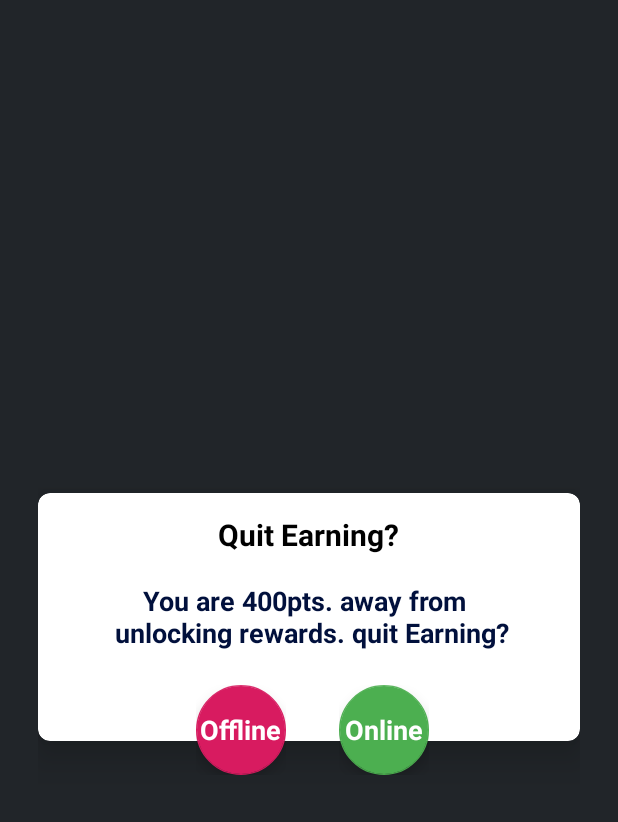
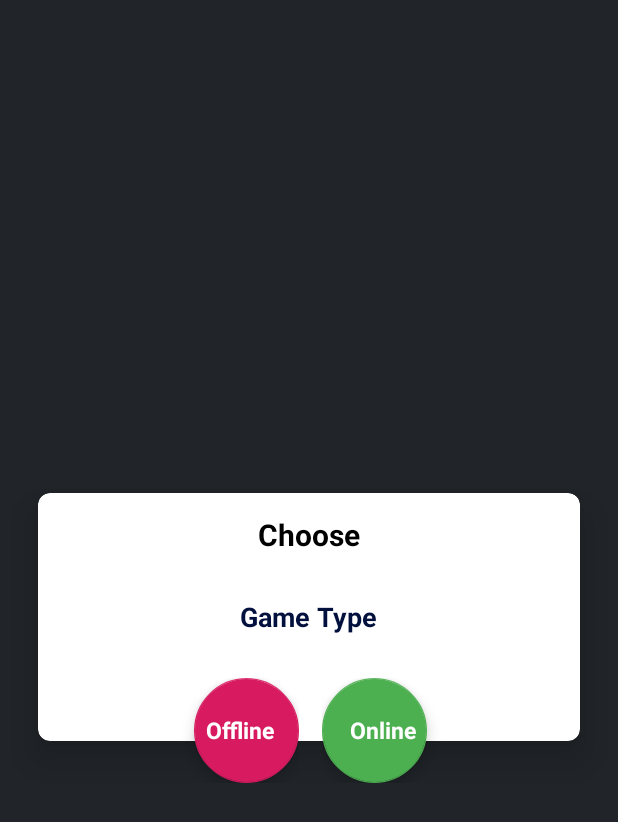
Before and after one commit to ShaniGeva12/EasyQuizy_App, an Android app: the layout login_dialog_layout.xml on its own in the app's theme, with its tools: preview values and no code run, on a phone screen of 412 x 824 dp. Shown: the top 822 px of the screen. Run offline under Robolectric (Android 15) with nearby library versions, the phone set to English and light mode, and no system bars.

Commit message:
Choose game type dialog updated

```diff
--- a/app/src/main/res/layout/activity_login_page.xml
+++ b/app/src/main/res/layout/activity_login_page.xml
@@ -167,7 +167,7 @@
                 android:id="@+id/name_et"
                 android:layout_width="wrap_content"
                 android:layout_height="wrap_content"
-                android:hint="write your name here"
+                android:hint="@string/write_yr_name"
                 android:inputType="textPersonName"
                 android:layout_below="@id/name_entering"
 
@@ -190,7 +190,7 @@
                 android:id="@+id/age_et"
                 android:layout_width="wrap_content"
                 android:layout_height="wrap_content"
-                android:hint="write your age here"
+                android:hint="@string/write_age"
                 android:inputType="number"
                 android:layout_below="@id/age_entering"
 
--- a/app/src/main/res/layout/activity_main.xml
+++ b/app/src/main/res/layout/activity_main.xml
@@ -104,7 +104,7 @@
                     android:layout_marginBottom="20dp"
 
                     android:background="@drawable/button_bg_rounded_corners"
-                    android:text="PLAY"
+                    android:text="@string/play"
                     android:textColor="@color/text_color_thirdly" />
             </RelativeLayout>
 
--- a/app/src/main/res/layout/login_dialog_layout.xml
+++ b/app/src/main/res/layout/login_dialog_layout.xml
@@ -5,8 +5,8 @@
     android:layout_width="match_parent"
     android:layout_height="250dp"
     android:layout_gravity="center"
-    android:layout_marginLeft="25dp"
-    android:layout_marginRight="25dp"
+    android:layout_marginLeft="5dp"
+    android:layout_marginRight="5dp"
     android:gravity="center">
 
     <LinearLayout
@@ -20,6 +20,13 @@
             android:layout_width="match_parent"
             android:layout_height="165dp"
             android:layout_gravity="center"
+
+            android:layout_marginStart="20dp"
+            android:layout_marginEnd="20dp"
+
+            android:paddingStart="40dp"
+            android:paddingEnd="40dp"
+
             app:cardCornerRadius="8dp"
             app:cardElevation="15dp">
 
@@ -29,19 +36,19 @@
                 android:layout_gravity="center_horizontal"
                 android:layout_marginTop="14dp"
                 android:gravity="center"
-                android:text="Quit Earning?"
+                android:text="@string/choose"
                 android:textColor="@android:color/black"
-                android:textSize="20dp"
+                android:textSize="20sp"
                 android:textStyle="bold" />
 
             <TextView
                 android:layout_width="wrap_content"
                 android:layout_height="wrap_content"
                 android:layout_gravity="center"
+                android:layout_marginStart="20dp"
                 android:layout_marginEnd="20dp"
-                android:layout_marginStart="20dp"
                 android:gravity="center"
-                android:text="You are 400pts. away from \n unlocking rewards. quit Earning?"
+                android:text="@string/game_type"
                 android:textSize="18dp"
                 android:textStyle="bold" />
 
@@ -57,17 +64,20 @@
         android:layout_marginTop="75dp">
 
         <android.support.design.widget.FloatingActionButton
-            android:layout_width="60dp"
-            android:layout_height="60dp"
+            android:layout_width="70dp"
+            android:layout_height="70dp"
             android:src="@android:color/transparent"
-            app:backgroundTint="@color/fabOffline" />
+            app:backgroundTint="@color/fabOffline"
+            android:layout_marginLeft="8dp"
+            />
 
         <TextView
             android:layout_width="wrap_content"
             android:layout_height="wrap_content"
             android:layout_gravity="center"
             android:elevation="6dp"
-            android:text="Offline"
+            android:text="@string/offline"
+            android:textSize="15sp"
             android:textAppearance="?android:attr/textAppearanceMedium"
             android:textColor="@android:color/white"
             android:textStyle="bold" />
@@ -82,17 +92,20 @@
         android:layout_marginTop="75dp">
 
         <android.support.design.widget.FloatingActionButton
-            android:layout_width="60dp"
-            android:layout_height="60dp"
+            android:layout_width="70dp"
+            android:layout_height="70dp"
             android:src="@android:color/transparent"
-            app:backgroundTint="@color/fabOnline" />
+            app:backgroundTint="@color/fabOnline"
+            android:layout_marginRight="12dp"
+            />
 
         <TextView
             android:layout_width="wrap_content"
             android:layout_height="wrap_content"
             android:layout_gravity="center"
             android:elevation="6dp"
-            android:text="Online"
+            android:text="@string/online"
+            android:textSize="15sp"
             android:textAppearance="?android:attr/textAppearanceMedium"
             android:textColor="@android:color/white"
             android:textStyle="bold" />
--- a/app/src/main/res/layout/topic_card.xml
+++ b/app/src/main/res/layout/topic_card.xml
@@ -84,7 +84,7 @@
                 android:layout_height="wrap_content"
 
                 android:background="@drawable/button_bg_rounded_corners"
-                android:text=" PLAY "
+                android:text="@string/play"
                 android:textColor="@color/text_color_thirdly"
 
 
--- a/app/src/main/res/values/strings.xml
+++ b/app/src/main/res/values/strings.xml
@@ -63,5 +63,12 @@
     <string name="sign_in_using_email">sign in with your email</string>
     <string name="login_failed">Login failed</string>
     <string name="cancel">CANCEL</string>
+    <string name="choose">Choose</string>
+    <string name="game_type">Game Type</string>
+    <string name="offline">Offline</string>
+    <string name="online">Online</string>
+    <string name="play">Play</string>
+    <string name="write_yr_name">Write your name here</string>
+    <string name="write_age">Write your age here</string>
 
 </resources>
```
Also changed, not shown: 1 other file.
